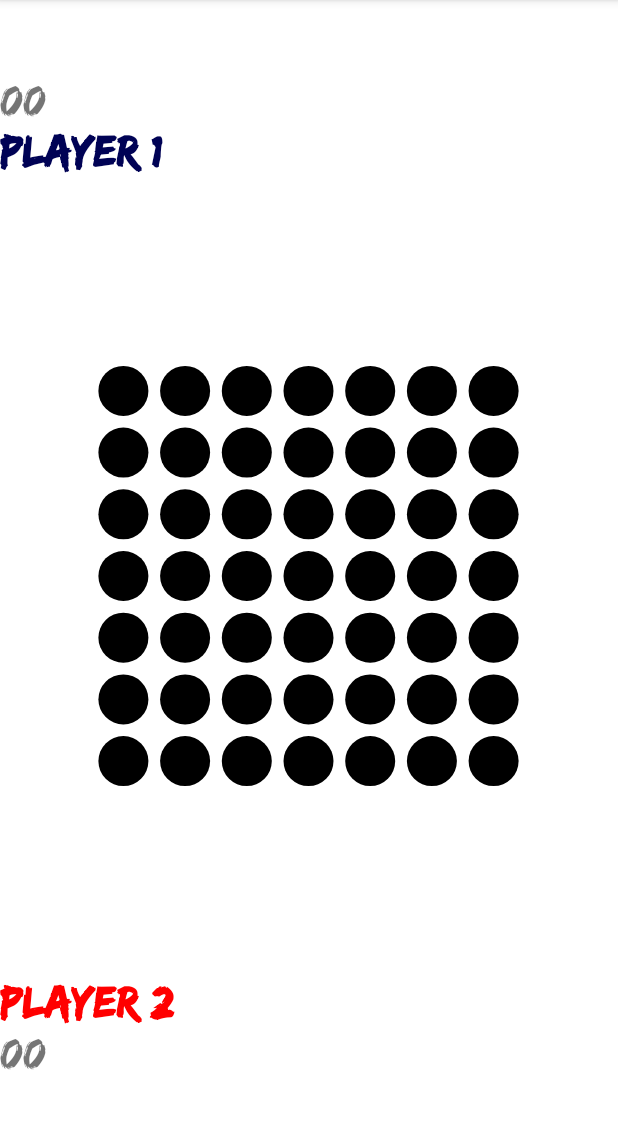
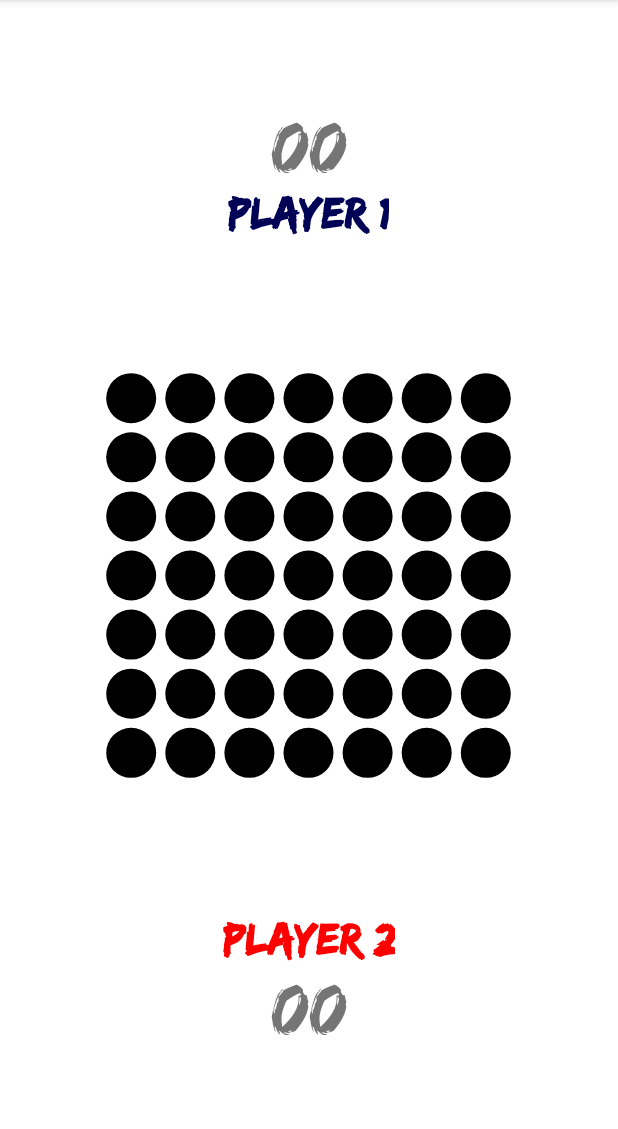
Before and after one commit to dsap15/475Game, an Android app: the gameActivity screen opened directly, with no data from a screen before it, on a phone screen of 412 x 824 dp, the part 84-1213 px from its top. Run offline under Robolectric (Android 15) with nearby library versions, the light colour scheme and no system bars.

Commit message:
fixed the players and scores.

```diff
--- a/app/src/main/res/layout/activity_game.xml
+++ b/app/src/main/res/layout/activity_game.xml
@@ -10,15 +10,15 @@
 
         <TextView
             android:id="@+id/P1Score"
-            android:layout_width="match_parent"
+            android:layout_width="wrap_content"
             android:layout_height="wrap_content"
-            android:textSize="30dp"
             android:fontFamily="@font/edosz"
-            android:text="00" />
+            android:text="00"
+            android:textSize="50dp" />
 
         <TextView
             android:id="@+id/P1text"
-            android:layout_width="match_parent"
+            android:layout_width="wrap_content"
             android:layout_height="wrap_content"
             android:fontFamily="@font/edosz"
             android:text="player 1"
@@ -28,8 +28,8 @@
 
         <ImageView
             android:id="@+id/MyImageview"
-            android:layout_width="411dp"
-            android:layout_height="533dp"
+            android:layout_width="394dp"
+            android:layout_height="450dp"
             app:layout_constraintBottom_toBottomOf="parent"
             app:layout_constraintEnd_toEndOf="parent"
             app:layout_constraintStart_toStartOf="parent"
@@ -37,22 +37,21 @@
 
         <TextView
             android:id="@+id/P2text"
-            android:layout_width="match_parent"
+            android:layout_width="wrap_content"
             android:layout_height="wrap_content"
+            android:fontFamily="@font/edosz"
             android:text="player 2"
-            android:fontFamily="@font/edosz"
             android:textColor="#FF0000"
             android:textSize="30dp"
-            android:textStyle="bold"/>
+            android:textStyle="bold" />
 
         <TextView
             android:id="@+id/P2Score"
-            android:layout_width="match_parent"
+            android:layout_width="wrap_content"
             android:layout_height="wrap_content"
-            android:textSize="30dp"
             android:fontFamily="@font/edosz"
             android:text="00"
-             />
+            android:textSize="50dp" />
 
 
 </LinearLayout>
--- a/app/src/main/res/layout/result_activity.xml
+++ b/app/src/main/res/layout/result_activity.xml
@@ -12,9 +12,10 @@
         android:id="@+id/winner"
         android:layout_width="wrap_content"
         android:layout_height="wrap_content"
+        android:fontFamily="@font/edosz"
         android:text="Winner"
-        android:textColor="#000000"
-        android:textSize="50sp"
+        android:textColor="#FF0000"
+        android:textSize="80dp"
         app:layout_constraintBottom_toBottomOf="parent"
         app:layout_constraintEnd_toEndOf="parent"
         app:layout_constraintHorizontal_bias="0.498"
```
